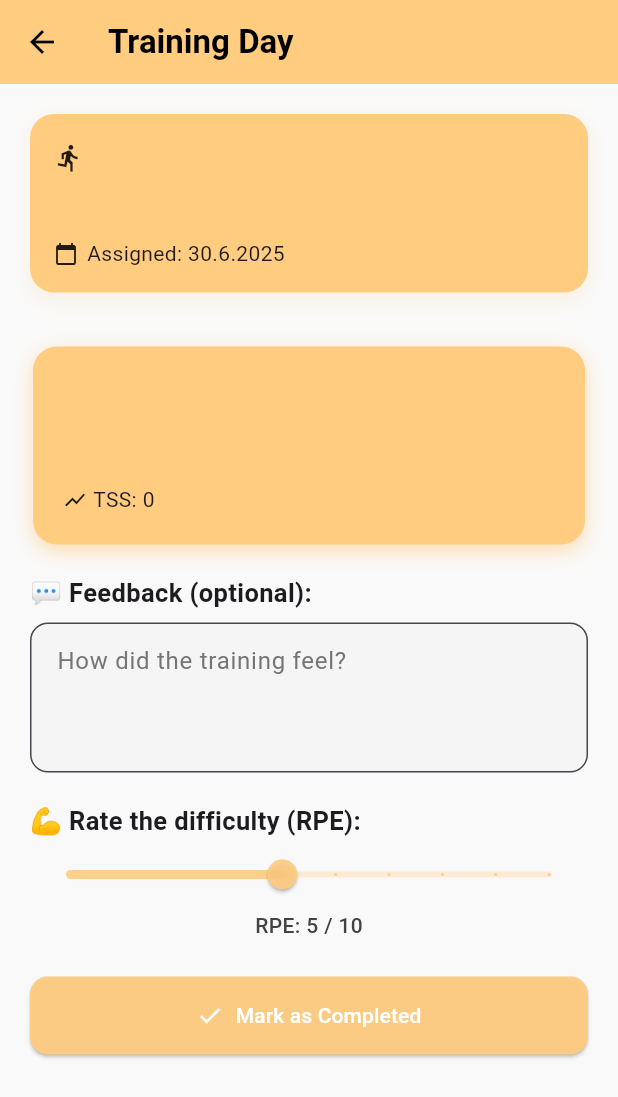
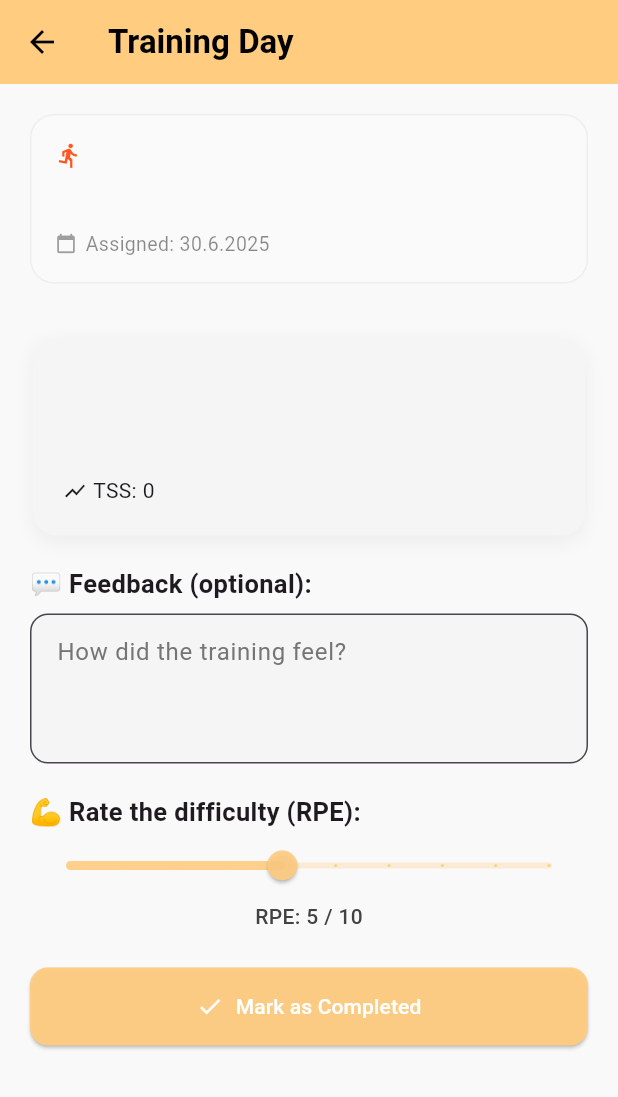
Before and after one commit to Zivadinhoo/SyncRun, a Flutter app: the TrainingDayScreen screen opened directly with empty values, on a phone screen of 412 x 824 dp. Shown: the top 1097 px of the screen. Run offline on Flutter 3.47's test engine with Material 3 defaults, Android fonts, the phone set to English and light mode, and no system bars; our stand-ins replace fl_chart, flutter_riverpod, flutter_secure_storage, shared_preferences; accounts and stored records are empty; network calls fail.

Commit message:
more functionalities added and UI improved

```diff
--- a/flutter-mobile/lib/features/athlete/screens/training_day_screen.dart
+++ b/flutter-mobile/lib/features/athlete/screens/training_day_screen.dart
@@ -174,67 +174,57 @@ class _TrainingDayScreenState
       margin: const EdgeInsets.only(bottom: 16),
       padding: const EdgeInsets.all(16),
       decoration: BoxDecoration(
-        color: Colors.orange.shade200,
+        color: Colors.grey.shade50,
         borderRadius: BorderRadius.circular(16),
-        boxShadow: [
-          BoxShadow(
-            color: Colors.orange.withOpacity(0.1),
-            blurRadius: 10,
-            offset: const Offset(0, 4),
-          ),
-        ],
+        border: Border.all(color: Colors.grey.shade200),
       ),
       child: Column(
         crossAxisAlignment: CrossAxisAlignment.start,
         children: [
           Row(
-            crossAxisAlignment: CrossAxisAlignment.center,
             children: [
-              const Icon(Icons.directions_run, size: 20),
+              const Icon(
+                Icons.directions_run,
+                size: 18,
+                color: Colors.deepOrange,
+              ),
               const SizedBox(width: 8),
               Expanded(
                 child: Text(
                   widget.planName,
                   style: const TextStyle(
-                    fontSize: 18,
-                    fontWeight: FontWeight.bold,
+                    fontSize: 15,
+                    fontWeight: FontWeight.w600,
+                    color: Colors.black87,
                   ),
                 ),
               ),
-              if (widget.isCompleted)
-                Container(
-                  padding: const EdgeInsets.symmetric(
-                    horizontal: 10,
-                    vertical: 4,
-                  ),
-                  decoration: BoxDecoration(
-                    color: Colors.green.shade100,
-                    borderRadius: BorderRadius.circular(12),
-                  ),
-                  child: const Text(
-                    "Completed",
-                    style: TextStyle(
-                      color: Colors.green,
-                      fontWeight: FontWeight.w600,
-                      fontSize: 12,
-                    ),
-                  ),
-                ),
             ],
           ),
           const SizedBox(height: 8),
           Text(
             widget.planDescription,
-            style: const TextStyle(fontSize: 14),
+            style: const TextStyle(
+              fontSize: 13.5,
+              height: 1.4,
+              color: Colors.black54,
+            ),
           ),
           const SizedBox(height: 12),
           Row(
             children: [
-              const Icon(Icons.calendar_today, size: 16),
+              const Icon(
+                Icons.calendar_today,
+                size: 14,
+                color: Colors.grey,
+              ),
               const SizedBox(width: 6),
               Text(
                 "Assigned: $dateStr",
-                style: const TextStyle(fontSize: 14),
+                style: const TextStyle(
+                  fontSize: 13,
+                  color: Colors.black45,
+                ),
               ),
             ],
           ),
@@ -249,11 +239,11 @@ class _TrainingDayScreenState
       margin: const EdgeInsets.symmetric(horizontal: 2),
       padding: const EdgeInsets.all(20),
       decoration: BoxDecoration(
-        color: Colors.orange[200], // pojačana narandžasta
+        color: Colors.grey.shade100, // neutralna podloga
         borderRadius: BorderRadius.circular(16),
         boxShadow: [
           BoxShadow(
-            color: Colors.orange.shade200.withOpacity(0.6),
+            color: Colors.black.withOpacity(0.05),
             blurRadius: 10,
             offset: const Offset(0, 4),
           ),
@@ -266,8 +256,7 @@ class _TrainingDayScreenState
             widget.trainingTitle,
             style: const TextStyle(
               fontSize: 18,
-              fontWeight: FontWeight.w600,
-              color: Colors.black87,
+              fontWeight: FontWeight.bold,
             ),
           ),
           const SizedBox(height: 10),
@@ -275,7 +264,6 @@ class _TrainingDayScreenState
             widget.trainingDescription,
             style: const TextStyle(
               fontSize: 15,
-              color: Colors.black87,
               height: 1.5,
             ),
           ),
@@ -295,9 +283,7 @@ class _TrainingDayScreenState
                           size: 16,
                         ),
                         const SizedBox(width: 4),
-                        Text(
-                          "Duration: ${widget.duration} min",
-                        ),
+                        Text("${widget.duration} min"),
                       ],
                     ),
                   if (widget.tss != null)
```
Also changed, not shown: flutter-mobile/lib/features/athlete/screens/athlete_dashboard_screen.dart (+88 -31 lines), flutter-mobile/lib/features/athlete/widgets/training_day_card.dart (+8 -7 lines).
